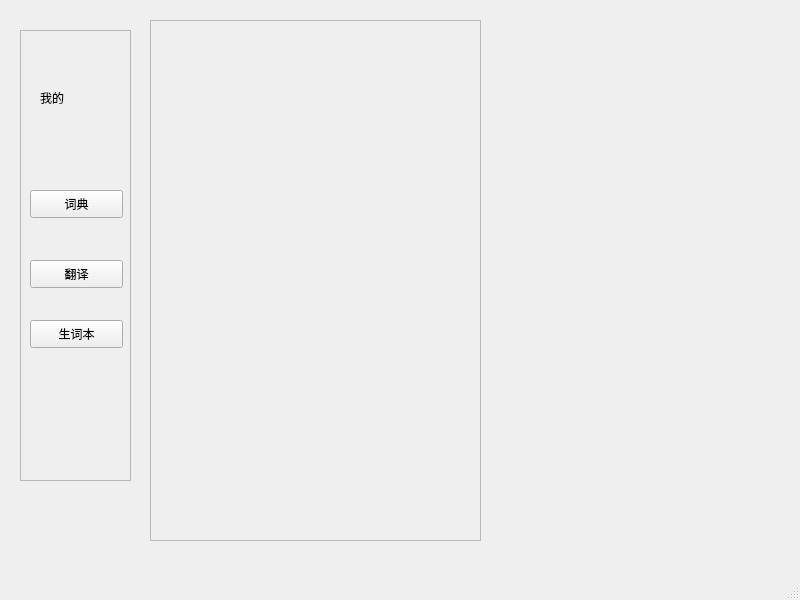
Komari-Koshigaya/python-waddle, file PyGui/pyqt/resource/ui/dict.ui: the form before one commit.
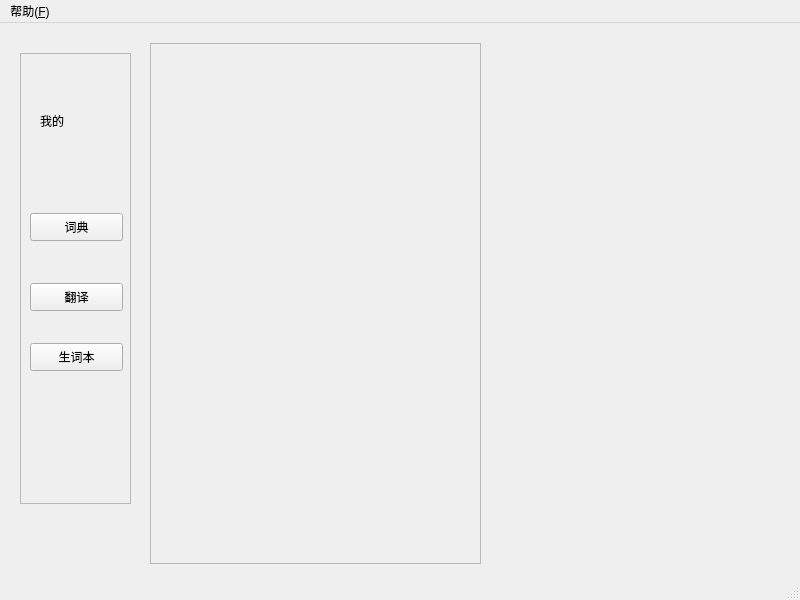
The form after the commit.

Commit message: refactor: split constructing window from main.py

What changed in the file:
```diff
--- a/PyGui/pyqt/resource/ui/dict.ui
+++ b/PyGui/pyqt/resource/ui/dict.ui
@@ -108,6 +108,14 @@
      <height>26</height>
     </rect>
    </property>
+   <widget class="QMenu" name="menu_help">
+    <property name="title">
+     <string>帮助(&amp;F)</string>
+    </property>
+    <addaction name="action_about"/>
+    <addaction name="action_help"/>
+   </widget>
+   <addaction name="menu_help"/>
   </widget>
   <widget class="QStatusBar" name="statusbar"/>
  </widget>
```
Left out of the diff: 32 changed lines with no effect on the pictures. The commit also changes 3 other files.
